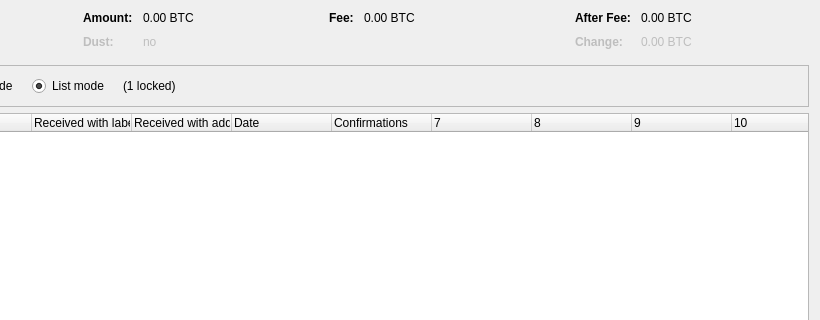
Before: the Qt Designer form src/qt/forms/coincontroldialog.ui in iamroot-project/bitweb, drawn with Qt 5; both pictures show x 180 to 1000 and y 0 to 320 of the 1000 by 500 pixel window.
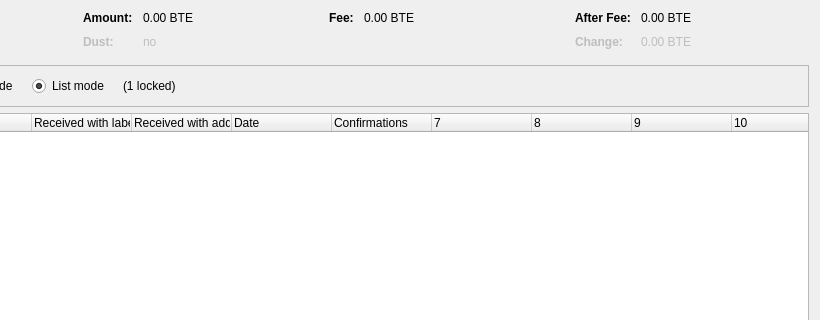
After: the same form once the commit is applied. Custom widgets are drawn as their Qt base class.

```diff
--- a/src/qt/forms/coincontroldialog.ui
+++ b/src/qt/forms/coincontroldialog.ui
@@ -132,7 +132,7 @@
           <enum>Qt::ActionsContextMenu</enum>
          </property>
          <property name="text">
-          <string notr="true">0.00 BTC</string>
+          <string notr="true">0.00 BTE</string>
          </property>
          <property name="textInteractionFlags">
           <set>Qt::LinksAccessibleByMouse|Qt::TextSelectableByKeyboard|Qt::TextSelectableByMouse</set>
@@ -212,7 +212,7 @@
           <enum>Qt::ActionsContextMenu</enum>
          </property>
          <property name="text">
-          <string notr="true">0.00 BTC</string>
+          <string notr="true">0.00 BTE</string>
          </property>
          <property name="textInteractionFlags">
           <set>Qt::LinksAccessibleByMouse|Qt::TextSelectableByKeyboard|Qt::TextSelectableByMouse</set>
@@ -257,7 +257,7 @@
           <enum>Qt::ActionsContextMenu</enum>
          </property>
          <property name="text">
-          <string notr="true">0.00 BTC</string>
+          <string notr="true">0.00 BTE</string>
          </property>
          <property name="textInteractionFlags">
           <set>Qt::LinksAccessibleByMouse|Qt::TextSelectableByKeyboard|Qt::TextSelectableByMouse</set>
@@ -292,7 +292,7 @@
           <enum>Qt::ActionsContextMenu</enum>
          </property>
          <property name="text">
-          <string notr="true">0.00 BTC</string>
+          <string notr="true">0.00 BTE</string>
          </property>
          <property name="textInteractionFlags">
           <set>Qt::LinksAccessibleByMouse|Qt::TextSelectableByKeyboard|Qt::TextSelectableByMouse</set>
```
